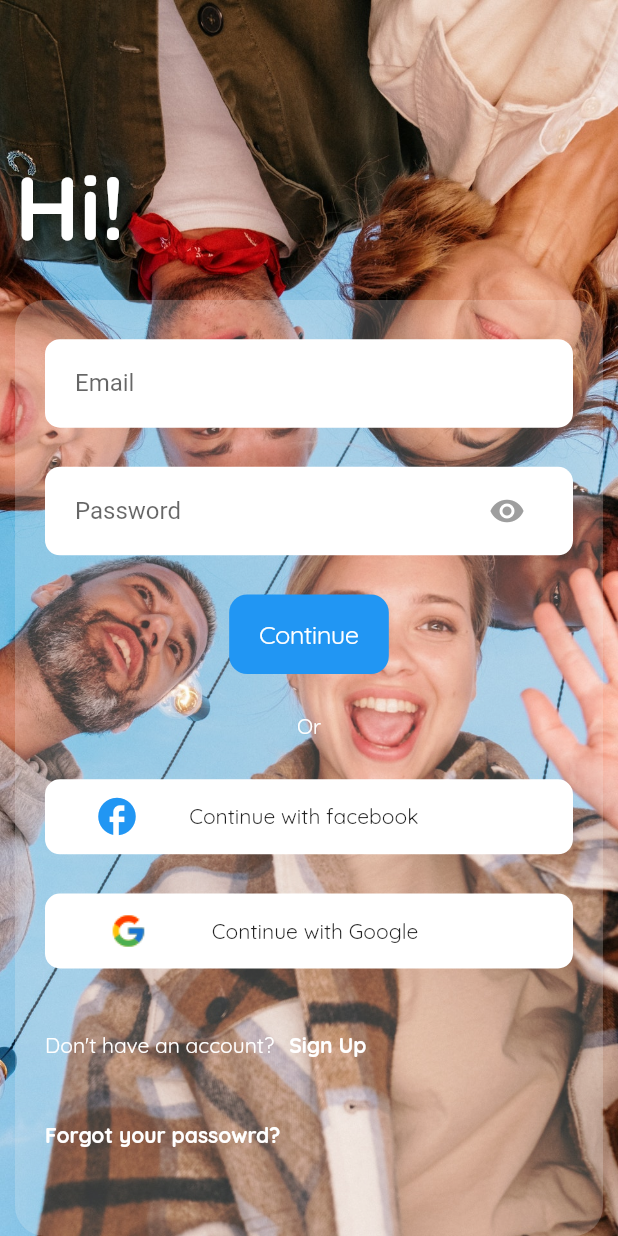
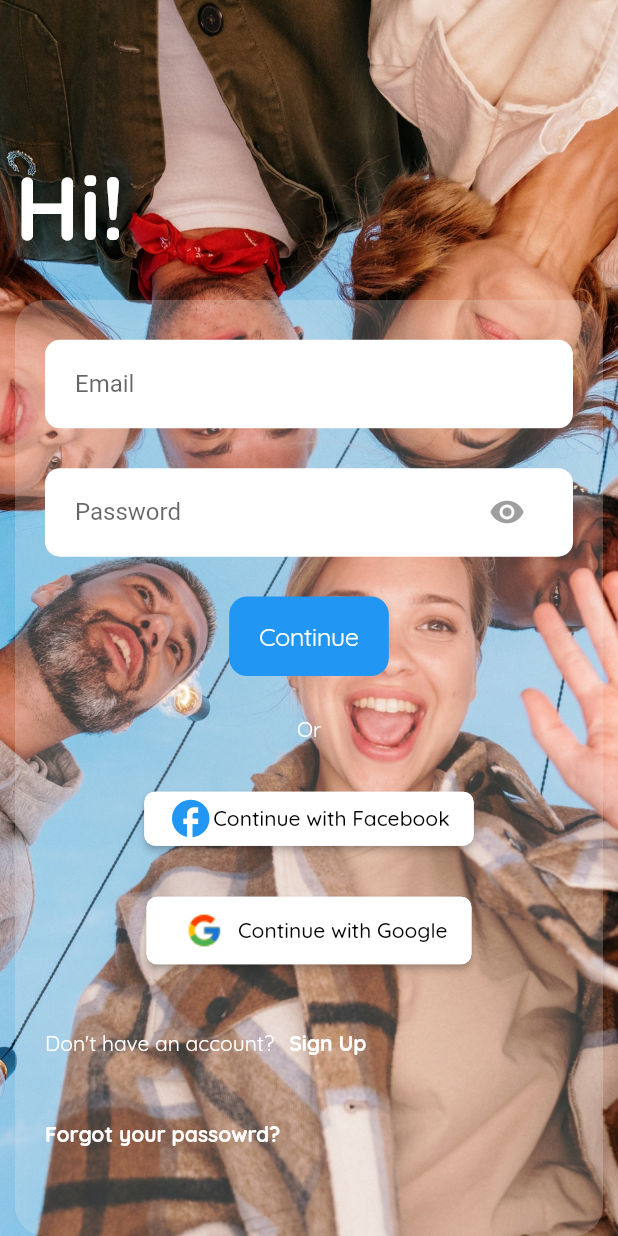
Before and after one commit to ANORAK-MATTFLY/flutter_social_media_app, a Flutter app: the screen it shows after launch, on a phone screen of 412 x 824 dp. Run offline on Flutter 3.47's test engine with Material 2 defaults, Android fonts, the phone set to English and light mode, and no system bars; our stand-ins replace cloud_firestore, equatable, firebase_auth, firebase_core, google_fonts, google_sign_in and 1 more; missing offline and left inert: flutter_facebook_auth; accounts and stored records are empty.

Commit message:
feature: facebook authentication

```diff
--- /dev/null
+++ b/lib/features/authentication/application/authentication_facade.dart
@@ -0,0 +1,6 @@
+import 'package:talk/features/authentication/domain/logic/authentication/facebook_authentication.dart';
+import 'package:talk/features/authentication/domain/logic/authentication/google_authentication.dart';
+
+class AuthenticationFacade extends GoogleAuthentication {
+  final FacebookAuthentication facebookAuthetication = FacebookAuthentication();
+}
--- a/lib/features/authentication/domain/logic/authentication/auth.dart
+++ /dev/null
@@ -1,3 +0,0 @@
-import 'package:talk/features/authentication/domain/logic/authentication/google_authentication.dart';
-
-class AuthHandler extends GoogleAuthentication {}
--- a/lib/features/authentication/infrastructur/data_sources/remote_data_source.dart
+++ b/lib/features/authentication/infrastructur/data_sources/remote_data_source.dart
@@ -3,8 +3,9 @@ import 'package:talk/features/common/firebase/info.dart';
 
 class UserRemoteDataSource {
   static Future<UserModel> getCurrentUser() async {
-    final remoteUserData =
-        await FirebaseInfo.useCollection.doc(FirebaseInfo.currentUserID).get();
+    final remoteUserData = await FirebaseInfo.usersCollection
+        .doc(FirebaseInfo.currentUserID)
+        .get();
     final currentUserData = UserModel.fromDocument(remoteUserData);
     return currentUserData;
   }
--- a/lib/features/authentication/presentation/pages/auth_router.dart
+++ b/lib/features/authentication/presentation/pages/auth_router.dart
@@ -2,7 +2,8 @@ import 'package:firebase_auth/firebase_auth.dart';
 import 'package:flutter/cupertino.dart';
 import 'package:flutter/material.dart';
 import 'package:provider/provider.dart';
-import 'package:talk/features/authentication/domain/logic/authentication/auth.dart';
+import 'package:talk/features/authentication/application/authentication_facade.dart';
+
 import 'package:talk/features/authentication/presentation/pages/home_page.dart';
 import 'package:talk/features/authentication/presentation/pages/login_screen.dart';
 
@@ -17,7 +18,7 @@ class _AuthRouterState extends State<AuthRouter> {
   @override
   Widget build(BuildContext context) {
     return ChangeNotifierProvider(
-      create: (context) => AuthHandler(),
+      create: (context) => AuthenticationFacade(),
       child: StreamBuilder(
         stream: FirebaseAuth.instance.authStateChanges(),
         builder: (context, snapshot) {
--- /dev/null
+++ b/lib/features/authentication/presentation/widgets/buttons/facebook.dart
@@ -0,0 +1,38 @@
+import 'package:flutter/material.dart';
+import 'package:talk/features/authentication/application/authentication_facade.dart';
+import 'package:talk/features/authentication/presentation/widgets/icons/facebook_icon.dart';
+import 'package:google_fonts/google_fonts.dart';
+import 'package:provider/provider.dart';
+
+class FacebookButton extends StatelessWidget {
+  const FacebookButton({Key? key}) : super(key: key);
+
+  @override
+  Widget build(BuildContext context) {
+    return ElevatedButton(
+      onPressed: () async {
+        AuthenticationFacade provider =
+            Provider.of<AuthenticationFacade>(context, listen: false);
+        await provider.facebookAuthetication.signInWithFacebook();
+      },
+      style: ButtonStyle(
+          foregroundColor: MaterialStateProperty.all<Color>(Colors.white),
+          backgroundColor: MaterialStateProperty.all<Color>(Colors.white),
+          shape: MaterialStateProperty.all<RoundedRectangleBorder>(
+              RoundedRectangleBorder(
+                  borderRadius: BorderRadius.all(Radius.circular(7.0)),
+                  side: BorderSide(color: Colors.white)))),
+      child: FittedBox(
+        child: Row(
+          children: [
+            facebookIcon,
+            Text(
+              "Continue with Facebook",
+              style: GoogleFonts.quicksand(color: Colors.black),
+            ),
+          ],
+        ),
+      ),
+    );
+  }
+}
--- /dev/null
+++ b/lib/features/authentication/presentation/widgets/buttons/google.dart
@@ -0,0 +1,38 @@
+import 'package:flutter/material.dart';
+import 'package:talk/features/authentication/application/authentication_facade.dart';
+import 'package:google_fonts/google_fonts.dart';
+import 'package:provider/provider.dart';
+import 'package:talk/features/authentication/presentation/widgets/icons/google_icon.dart';
+
+class GoogleButton extends StatelessWidget {
+  const GoogleButton({Key? key}) : super(key: key);
+
+  @override
+  Widget build(BuildContext context) {
+    return ElevatedButton(
+      onPressed: () async {
+        AuthenticationFacade provider =
+            Provider.of<AuthenticationFacade>(context, listen: false);
+        await provider.loginWithGoogle();
+      },
+      style: ButtonStyle(
+          foregroundColor: MaterialStateProperty.all<Color>(Colors.white),
+          backgroundColor: MaterialStateProperty.all<Color>(Colors.white),
+          shape: MaterialStateProperty.all<RoundedRectangleBorder>(
+              RoundedRectangleBorder(
+                  borderRadius: BorderRadius.all(Radius.circular(7.0)),
+                  side: BorderSide(color: Colors.white)))),
+      child: FittedBox(
+        child: Row(
+          children: [
+            googleIcon,
+            Text(
+              "Continue with Google",
+              style: GoogleFonts.quicksand(color: Colors.black),
+            ),
+          ],
+        ),
+      ),
+    );
+  }
+}
--- a/lib/features/authentication/presentation/widgets/buttons/google_button.dart
+++ /dev/null
@@ -1,20 +0,0 @@
-import 'package:flutter/material.dart';
-import 'package:talk/features/authentication/domain/logic/authentication/auth.dart';
-import 'package:talk/features/authentication/presentation/widgets/icons/google_icon.dart';
-import 'package:talk/features/authentication/presentation/widgets/social_button.dart';
-import 'package:provider/provider.dart';
-
-class GoogleButton extends StatelessWidget {
-  const GoogleButton({Key? key}) : super(key: key);
-
-  @override
-  Widget build(BuildContext context) {
-    return GestureDetector(
-      onTap: () async {
-        AuthHandler provider = Provider.of<AuthHandler>(context, listen: false);
-        await provider.loginWithGoogle();
-      },
-      child: SocialButton(text: "Continue with Google", socialIcon: googleIcon),
-    );
-  }
-}
--- a/lib/features/authentication/presentation/widgets/login_form.dart
+++ b/lib/features/authentication/presentation/widgets/login_form.dart
@@ -2,9 +2,8 @@ import 'package:flutter/cupertino.dart';
 import 'package:flutter/material.dart';
 import 'package:google_fonts/google_fonts.dart';
 import 'package:talk/features/authentication/presentation/pages/signup_screen.dart';
-import 'package:talk/features/authentication/presentation/widgets/buttons/google_button.dart';
-import 'package:talk/features/authentication/presentation/widgets/icons/facebook_icon.dart';
-import 'package:talk/features/authentication/presentation/widgets/social_button.dart';
+import 'package:talk/features/authentication/presentation/widgets/buttons/google.dart';
+import 'package:talk/features/authentication/presentation/widgets/buttons/facebook.dart';
 
 class LoginForm extends StatefulWidget {
   const LoginForm({Key? key}) : super(key: key);
@@ -86,10 +85,7 @@ class _LoginFormState extends State<LoginForm> {
               ),
             ),
           ),
-          GestureDetector(
-            child: SocialButton(
-                text: "Continue with facebook", socialIcon: facebookIcon),
-          ),
+          FacebookButton(),
           GoogleButton(),
           Container(
             margin: EdgeInsets.symmetric(horizontal: 20.0),
--- a/lib/features/authentication/presentation/widgets/social_button.dart
+++ /dev/null
@@ -1,38 +0,0 @@
-import 'package:flutter/material.dart';
-import 'package:google_fonts/google_fonts.dart';
-
-// ignore: must_be_immutable
-class SocialButton extends StatelessWidget {
-  late String text;
-  late Widget socialIcon;
-  SocialButton({
-    Key? key,
-    required this.text,
-    required this.socialIcon,
-  }) : super(key: key);
-
-  @override
-  Widget build(BuildContext context) {
-    return Container(
-      height: 50.0,
-      margin: EdgeInsets.symmetric(horizontal: 20.0),
-      padding: EdgeInsets.only(right: 70.0),
-      decoration: BoxDecoration(
-        color: Colors.white,
-        borderRadius: BorderRadius.all(
-          Radius.circular(10.0),
-        ),
-      ),
-      child: Row(
-        mainAxisAlignment: MainAxisAlignment.spaceEvenly,
-        children: [
-          socialIcon,
-          Text(
-            text,
-            style: GoogleFonts.quicksand(),
-          )
-        ],
-      ),
-    );
-  }
-}
--- a/lib/features/common/firebase/info.dart
+++ b/lib/features/common/firebase/info.dart
@@ -2,7 +2,7 @@ import 'package:cloud_firestore/cloud_firestore.dart';
 import 'package:firebase_auth/firebase_auth.dart';
 
 class FirebaseInfo {
-  static CollectionReference useCollection =
+  static CollectionReference usersCollection =
       FirebaseFirestore.instance.collection("users");
 
   static String currentUserID =
--- a/pubspec.yaml
+++ b/pubspec.yaml
@@ -18,6 +18,7 @@ dependencies:
   # The following adds the Cupertino Icons font to your application.
   # Use with the CupertinoIcons class for iOS style icons.
   cupertino_icons: ^1.0.2
+  flutter_facebook_auth: ^3.5.0+1
 
 dev_dependencies:
   flutter_test:
```
Also changed, not shown: lib/features/authentication/application/user_facade.dart (added, +12 -0 lines), lib/features/authentication/domain/logic/authentication/facebook_authentication.dart (added, +63 -0 lines), lib/features/authentication/domain/logic/user_logic.dart (+5 -6 lines), lib/features/authentication/infrastructur/repository/user_repository.dart (renamed from lib/features/authentication/infrastructur/repository/repository.dart), pubspec.lock, 4 other files.
